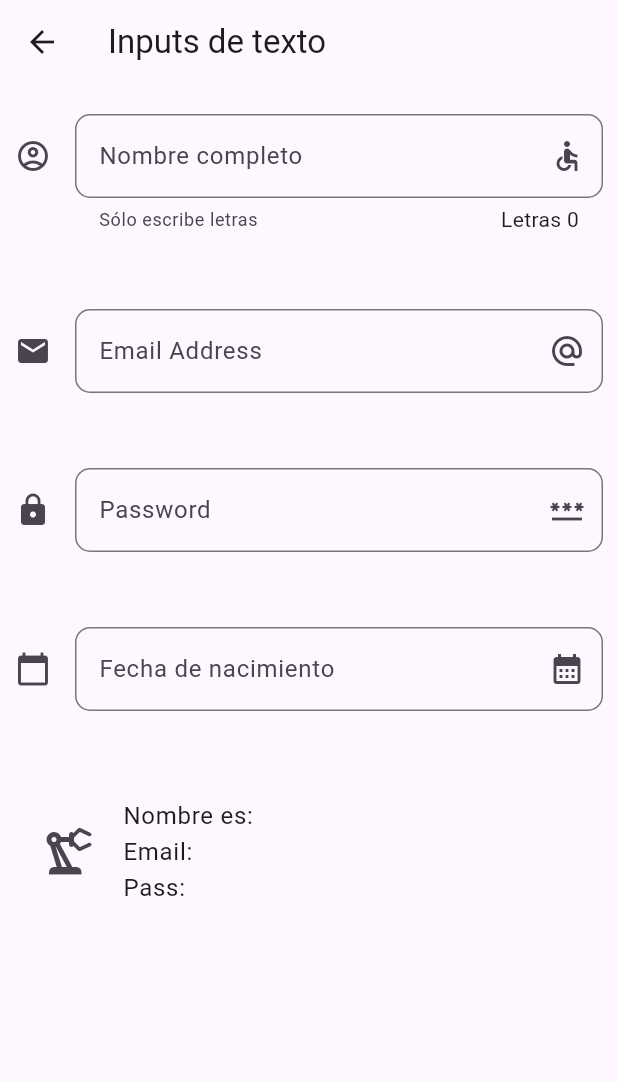
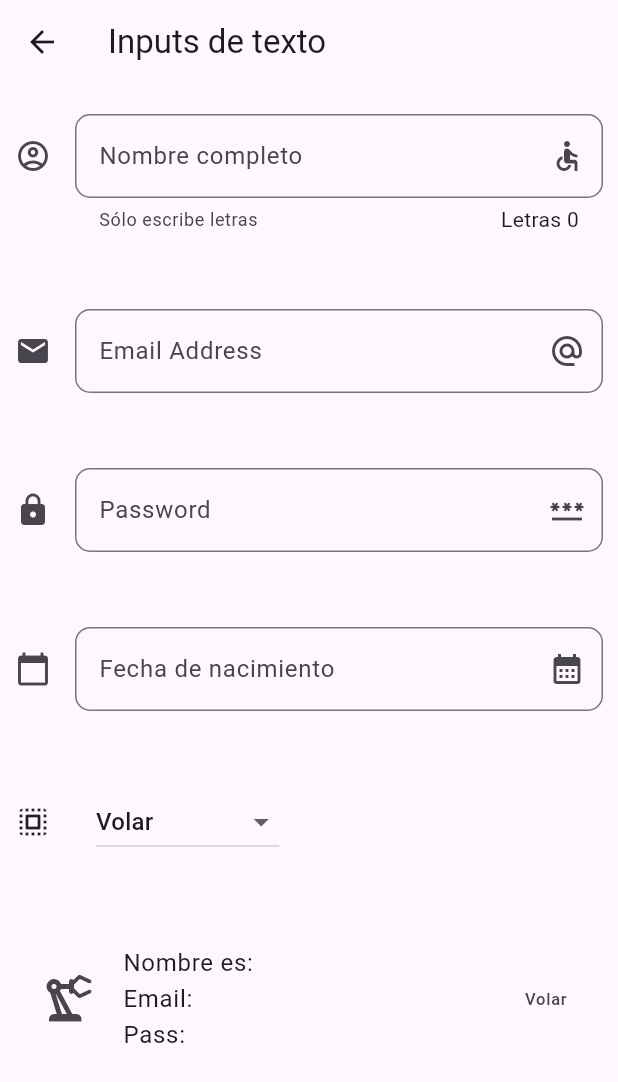
Before and after one commit to FernadoCuatro/Flutter, a Flutter app: the InputPage screen opened by its route, on a phone screen of 412 x 824 dp. Shown: the top 1082 px of the screen. Run offline on Flutter 3.47's test engine with Material 3 defaults, Android fonts, the phone set to English and light mode, and no system bars.

Commit message:
Dropdown y DropdownMenuItem

```diff
--- a/componentes/lib/src/pages/input_page.dart
+++ b/componentes/lib/src/pages/input_page.dart
@@ -1,4 +1,4 @@
-// ignore_for_file: prefer_const_constructors
+// ignore_for_file: prefer_const_constructors, use_key_in_widget_constructors
 
 import 'package:flutter/material.dart';
 
@@ -8,14 +8,16 @@ class InputPage extends StatefulWidget {
 }
 
 class _InputPageState extends State<InputPage> {
-
   String _nombre = "";
   String _email  = "";
   String _pw     = "";
   String _fecha  = "";
+  String _opcionSeleccionada = "Volar";
+
+  final List< String > _poderes = ['Volar', 'Rayos X', 'Super Aliento', 'Super Fuerza'];
 
   // Propiedad para ponerle la fecha seleccionada a la fecha de nacimineto
-  TextEditingController _inputFieldDateController = TextEditingController();
+  final TextEditingController _inputFieldDateController = TextEditingController();
 
   @override
   Widget build(BuildContext context) {
@@ -37,6 +39,9 @@ class _InputPageState extends State<InputPage> {
           SizedBox(height: 50),
 
           _crearFecha( context ),
+          SizedBox(height: 50),
+
+          _crearDropDown(),
           SizedBox(height: 50),
 
           _crearPersona(),
@@ -82,6 +87,7 @@ class _InputPageState extends State<InputPage> {
           Text('Pass: $_pw'),
         ],
       ),
+      trailing: Text(_opcionSeleccionada),
     );
   }
 
@@ -163,4 +169,34 @@ class _InputPageState extends State<InputPage> {
      }
   }
 
+  List< DropdownMenuItem<String> > getOpcionesDropDown() {
+    List<DropdownMenuItem<String>> lista = [];
+
+    for (var poder in _poderes) {
+      lista.add( DropdownMenuItem(
+        value: poder,
+        child: Text(poder),
+      ));
+    }
+
+    return lista;
+  }
+  Widget _crearDropDown() {
+    return Row(
+      children: [
+        Icon( Icons.select_all_rounded ),
+        SizedBox( width: 30 ),
+        DropdownButton(
+          value: _opcionSeleccionada,
+          items: getOpcionesDropDown(),
+          onChanged: ( opcion ) {
+            // print( opcion );
+            setState(() {
+              _opcionSeleccionada = opcion!;
+            });
+          } ,
+        )
+      ],
+    );
+  }
 }
```
